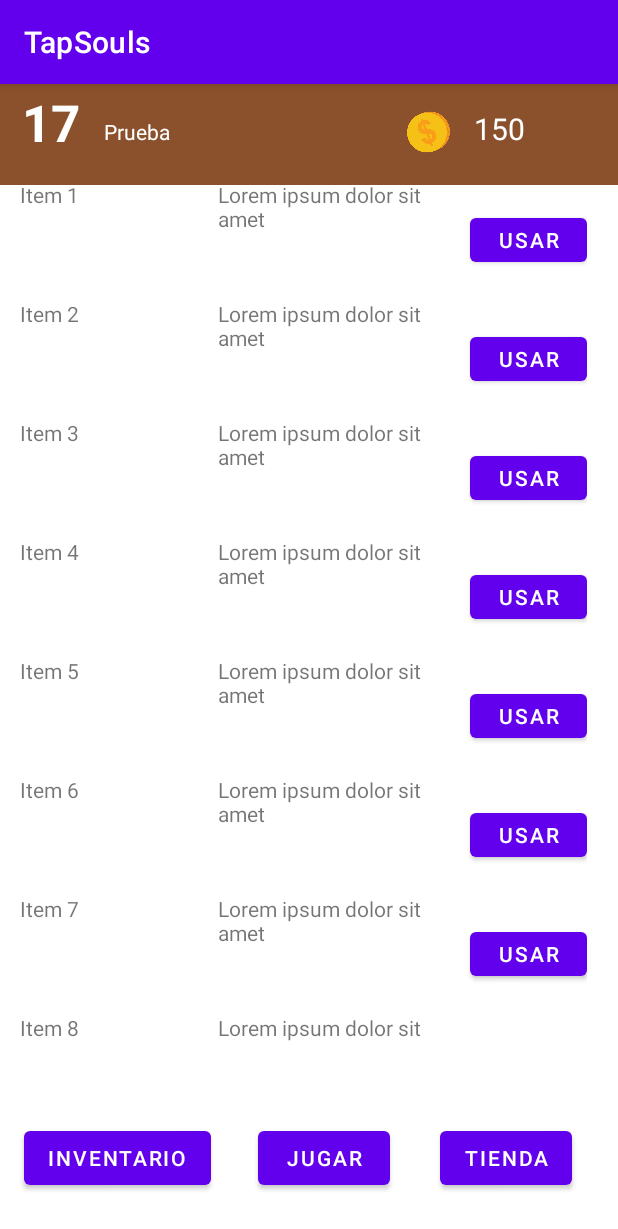
After one commit to Cris00000/TapSouls, an Android app: the fragment Inventario placed in its activity, on a phone screen of 412 x 824 dp. The commit adds this screen. Shown: the top 1229 px of the screen. Run offline under Robolectric (Android 15) with nearby library versions, the phone set to English and light mode, and no system bars.

Commit message:
Creación de fragments

```diff
--- a/app/build.gradle
+++ b/app/build.gradle
@@ -26,6 +26,9 @@ android {
         sourceCompatibility JavaVersion.VERSION_1_8
         targetCompatibility JavaVersion.VERSION_1_8
     }
+    buildFeatures {
+        viewBinding true
+    }
 }
 
 dependencies {
@@ -33,6 +36,8 @@ dependencies {
     implementation 'androidx.appcompat:appcompat:1.5.1'
     implementation 'com.google.android.material:material:1.7.0'
     implementation 'androidx.constraintlayout:constraintlayout:2.1.4'
+    implementation 'androidx.legacy:legacy-support-v4:1.0.0'
+    implementation 'androidx.recyclerview:recyclerview:1.2.1'
     testImplementation 'junit:junit:4.13.2'
     androidTestImplementation 'androidx.test.ext:junit:1.1.4'
     androidTestImplementation 'androidx.test.espresso:espresso-core:3.5.0'
--- /dev/null
+++ b/app/src/main/java/com/example/tapsouls/Inventario.java
@@ -0,0 +1,71 @@
+package com.example.tapsouls;
+
+import android.content.Context;
+import android.os.Bundle;
+
+import androidx.fragment.app.Fragment;
+import androidx.recyclerview.widget.GridLayoutManager;
+import androidx.recyclerview.widget.LinearLayoutManager;
+import androidx.recyclerview.widget.RecyclerView;
+
+import android.view.LayoutInflater;
+import android.view.View;
+import android.view.ViewGroup;
+
+import com.example.tapsouls.placeholder.PlaceholderContent;
+
+/**
+ * A fragment representing a list of Items.
+ */
+public class Inventario extends Fragment {
+
+    // TODO: Customize parameter argument names
+    private static final String ARG_COLUMN_COUNT = "column-count";
+    // TODO: Customize parameters
+    private int mColumnCount = 1;
+
+    /**
+     * Mandatory empty constructor for the fragment manager to instantiate the
+     * fragment (e.g. upon screen orientation changes).
+     */
+    public Inventario() {
+    }
+
+    // TODO: Customize parameter initialization
+    @SuppressWarnings("unused")
+    public static Inventario newInstance(int columnCount) {
+        Inventario fragment = new Inventario();
+        Bundle args = new Bundle();
+        args.putInt(ARG_COLUMN_COUNT, columnCount);
+        fragment.setArguments(args);
+        return fragment;
+    }
+
+    @Override
+    public void onCreate(Bundle savedInstanceState) {
+        super.onCreate(savedInstanceState);
+
+        if (getArguments() != null) {
+            mColumnCount = getArguments().getInt(ARG_COLUMN_COUNT);
+        }
+    }
+
+    @Override
+    public View onCreateView(LayoutInflater inflater, ViewGroup container,
+                             Bundle savedInstanceState) {
+        View view = inflater.inflate(R.layout.fragment_inventario_list, container, false);
+
+        // Set the adapter
+        if (view instanceof RecyclerView) {
+            Context context = view.getContext();
+            RecyclerView recyclerView = (RecyclerView) view;
+            if (mColumnCount <= 1) {
+                recyclerView.setLayoutManager(new LinearLayoutManager(context));
+            } else {
+                recyclerView.setLayoutManager(new GridLayoutManager(context, mColumnCount));
+            }
+            recyclerView.setAdapter(new MyItemRecyclerViewAdapter(PlaceholderContent.ITEMS));
+        }
+        return view;
+    }
+}
--- /dev/null
+++ b/app/src/main/java/com/example/tapsouls/MyItemRecyclerViewAdapter.java
@@ -0,0 +1,59 @@
+package com.example.tapsouls;
+
+import androidx.recyclerview.widget.RecyclerView;
+
+import android.view.LayoutInflater;
+import android.view.View;
+import android.view.ViewGroup;
+import android.widget.TextView;
+
+import com.example.tapsouls.placeholder.PlaceholderContent.PlaceholderItem;
+import com.example.tapsouls.databinding.FragmentInventarioBinding;
+
+import java.util.List;
+
+/**
+ * {@link RecyclerView.Adapter} that can display a {@link PlaceholderItem}.
+ * TODO: Replace the implementation with code for your data type.
+ */
+public class MyItemRecyclerViewAdapter extends RecyclerView.Adapter<MyItemRecyclerViewAdapter.ViewHolder> {
+
+    private final List<PlaceholderItem> mValues;
+
+    public MyItemRecyclerViewAdapter(List<PlaceholderItem> items) {
+        mValues = items;
+    }
+
+    @Override
+    public ViewHolder onCreateViewHolder(ViewGroup parent, int viewType) {
+
+        return new ViewHolder(FragmentInventarioBinding.inflate(LayoutInflater.from(parent.getContext()), parent, false));
+
+    }
+
+    @Override
+    public void onBindViewHolder(final ViewHolder holder, int position) {
+        holder.mItem = mValues.get(position);
+        holder.mContentView.setText(mValues.get(position).content);
+    }
+
+    @Override
+    public int getItemCount() {
+        return mValues.size();
+    }
+
+    public class ViewHolder extends RecyclerView.ViewHolder {
+        public final TextView mContentView;
+        public PlaceholderItem mItem;
+
+        public ViewHolder(FragmentInventarioBinding binding) {
+            super(binding.getRoot());
+            mContentView = binding.nombreObjeto;
+        }
+
+        @Override
+        public String toString() {
+            return super.toString() + " '" + mContentView.getText() + "'";
+        }
+    }
+}
--- /dev/null
+++ b/app/src/main/res/layout/fragment_inventario.xml
@@ -0,0 +1,47 @@
+<?xml version="1.0" encoding="utf-8"?>
+<androidx.constraintlayout.widget.ConstraintLayout xmlns:android="http://schemas.android.com/apk/res/android"
+    xmlns:app="http://schemas.android.com/apk/res-auto"
+    xmlns:tools="http://schemas.android.com/tools"
+    android:id="@+id/linearLayout"
+    android:layout_width="wrap_content"
+    android:layout_height="wrap_content">
+
+    <ImageView
+        android:id="@+id/imageView"
+        android:layout_width="wrap_content"
+        android:layout_height="wrap_content"
+        app:layout_constraintStart_toStartOf="parent"
+        app:layout_constraintTop_toTopOf="parent"
+        tools:srcCompat="@tools:sample/avatars" />
+
+    <TextView
+        android:id="@+id/nombreObjeto"
+        android:layout_width="wrap_content"
+        android:layout_height="wrap_content"
+        android:text="Nombre"
+        tools:layout_editor_absoluteX="135dp"
+        tools:layout_editor_absoluteY="7dp" />
+
+    <TextView
+        android:id="@+id/descripcion"
+        android:layout_width="139dp"
+        android:layout_height="79dp"
+        android:layout_marginStart="132dp"
+        android:text="Lorem ipsum dolor sit amet"
+        app:layout_constraintBottom_toBottomOf="parent"
+        app:layout_constraintStart_toStartOf="parent"
+        app:layout_constraintTop_toTopOf="parent"
+        app:layout_constraintVertical_bias="0.673" />
+
+    <Button
+        android:id="@+id/accion"
+        android:layout_width="78dp"
+        android:layout_height="41dp"
+        android:layout_marginStart="300dp"
+        android:text="Usar"
+        app:layout_constraintBottom_toBottomOf="parent"
+        app:layout_constraintStart_toStartOf="parent"
+        app:layout_constraintTop_toTopOf="parent"
+        app:layout_constraintVertical_bias="0.505" />
+
+</androidx.constraintlayout.widget.ConstraintLayout>
--- /dev/null
+++ b/app/src/main/res/layout/fragment_inventario_list.xml
@@ -0,0 +1,13 @@
+<?xml version="1.0" encoding="utf-8"?>
+<androidx.recyclerview.widget.RecyclerView xmlns:android="http://schemas.android.com/apk/res/android"
+    xmlns:app="http://schemas.android.com/apk/res-auto"
+    xmlns:tools="http://schemas.android.com/tools"
+    android:id="@+id/list"
+    android:name="com.example.tapsouls.Inventario"
+    android:layout_width="match_parent"
+    android:layout_height="match_parent"
+    android:layout_marginLeft="16dp"
+    android:layout_marginRight="16dp"
+    app:layoutManager="LinearLayoutManager"
+    tools:context=".Inventario"
+    tools:listitem="@layout/fragment_inventario" />
--- /dev/null
+++ b/app/src/main/res/values/dimens.xml
@@ -0,0 +1,4 @@
+<?xml version="1.0" encoding="utf-8"?>
+<resources>
+    <dimen name="text_margin">16dp</dimen>
+</resources>
```
Also changed, not shown: app/src/main/java/com/example/tapsouls/MainActivity.java (+11 -4 lines), app/src/main/java/com/example/tapsouls/placeholder/PlaceholderContent.java (added, +72 -0 lines).
